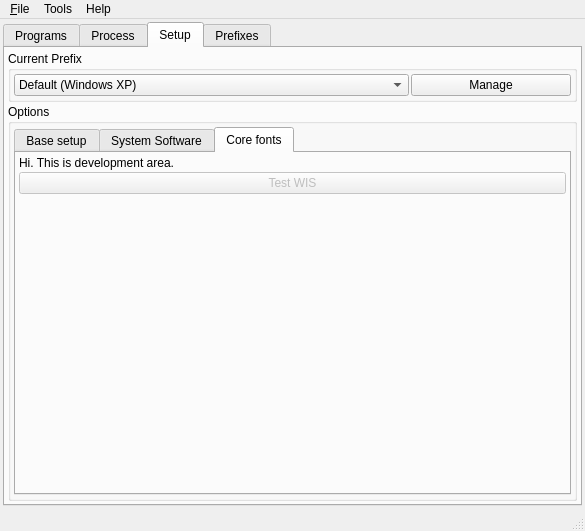
Before: the Qt Designer form src/MainWindow.ui in brezerk/q4wine, drawn with Qt 5.
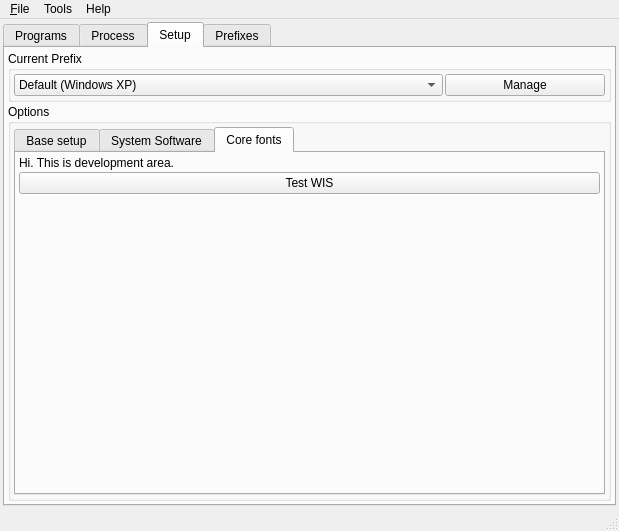
After: the same form once the commit is applied. The open tabs and pages were chosen to show the change. Icons and pictures are not drawn.

```diff
--- a/src/MainWindow.ui
+++ b/src/MainWindow.ui
@@ -1,12 +1,12 @@
 <ui version="4.0" >
  <author>Malakhov A.S. aka Brezerk</author>
  <class>MainWindow</class>
- <widget class="QMainWindow" name="MainWindow" >
-  <property name="geometry" >
+ <widget class="QMainWindow" name="MainWindow">
+  <property name="geometry">
    <rect>
     <x>0</x>
     <y>0</y>
-    <width>585</width>
+    <width>619</width>
     <height>531</height>
    </rect>
   </property>
@@ -362,9 +362,9 @@
                 </widget>
                </item>
                <item>
-                <widget class="QPushButton" name="cmdTestWis" >
-                 <property name="enabled" >
-                  <bool>false</bool>
+                <widget class="QPushButton" name="cmdTestWis">
+                 <property name="enabled">
+                  <bool>true</bool>
                  </property>
                  <property name="text" >
                   <string>Test WIS</string>
@@ -451,17 +451,17 @@
     </item>
    </layout>
   </widget>
-  <widget class="QMenuBar" name="menubar" >
-   <property name="geometry" >
+  <widget class="QMenuBar" name="menubar">
+   <property name="geometry">
     <rect>
      <x>0</x>
      <y>0</y>
-     <width>585</width>
+     <width>619</width>
      <height>26</height>
     </rect>
    </property>
-   <widget class="QMenu" name="menu_File" >
-    <property name="title" >
+   <widget class="QMenu" name="menu_File">
+    <property name="title">
      <string>&amp;File</string>
     </property>
     <addaction name="mainRun" />
@@ -471,8 +471,8 @@
     <addaction name="separator" />
     <addaction name="mainExit" />
    </widget>
-   <widget class="QMenu" name="menuHelp" >
-    <property name="title" >
+   <widget class="QMenu" name="menuHelp">
+    <property name="title">
      <string>Help</string>
     </property>
     <addaction name="mainAbout" />
@@ -480,8 +480,8 @@
     <addaction name="separator" />
     <addaction name="mainHandbook" />
    </widget>
-   <widget class="QMenu" name="menuTools" >
-    <property name="title" >
+   <widget class="QMenu" name="menuTools">
+    <property name="title">
      <string>Tools</string>
     </property>
     <addaction name="mainPrograms" />
@@ -493,9 +493,9 @@
     <addaction name="separator" />
     <addaction name="mainImageManage" />
    </widget>
-   <addaction name="menu_File" />
-   <addaction name="menuTools" />
-   <addaction name="menuHelp" />
+   <addaction name="menu_File"/>
+   <addaction name="menuTools"/>
+   <addaction name="menuHelp"/>
   </widget>
   <widget class="QStatusBar" name="statusbar" />
   <action name="mainRun" >
@@ -606,10 +606,8 @@
    </property>
   </action>
  </widget>
- <layoutdefault spacing="2" margin="3" />
- <resources>
-  <include location="q4wine.qrc" />
- </resources>
+ <layoutdefault spacing="2" margin="3"/>
+ <resources/>
  <connections/>
  <designerdata>
   <property name="gridDeltaX" >
```
Left out of the diff: 401 changed lines with no effect on the pictures.
